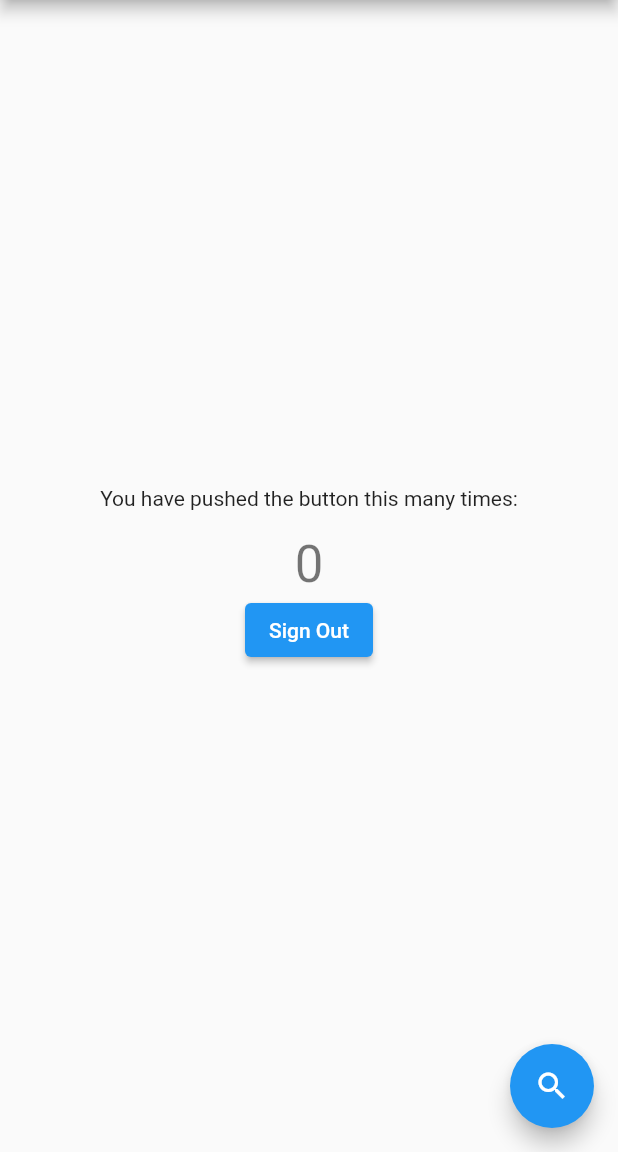
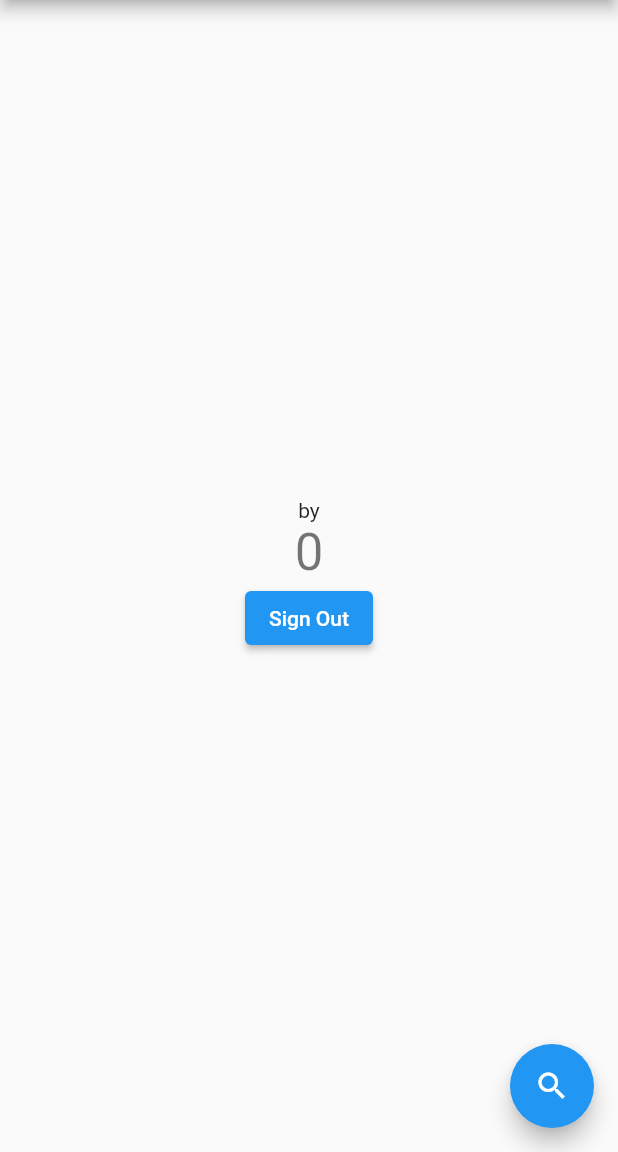
Before and after one commit to robin-jr/Spotify-Lyric-Finder, a Flutter app: the screen it shows once a user with an empty profile is signed in, after a tap on the "search" icon, on a phone screen of 412 x 824 dp, the part 84-1236 px from its top. Run offline on Flutter 3.47's test engine with Material 2 defaults, Android fonts, the light colour scheme and no system bars; our stand-ins replace firebase_auth, firebase_core, fluttertoast, webview_flutter; missing offline and left inert: oauth2, spotify_sdk, uni_links2; accounts and stored records are empty; network calls fail; statements that could not run were skipped.

Commit message:
got lyrics :)

```diff
--- a/lib/genius.dart
+++ b/lib/genius.dart
@@ -1,14 +1,13 @@
 import 'dart:async';
 import 'dart:convert';
-import 'dart:developer';
 import 'dart:io';
 import 'package:flutter/cupertino.dart';
 import 'package:oauth2/oauth2.dart' as oauth2;
 import 'package:path_provider/path_provider.dart';
-import 'package:provider/provider.dart';
-import 'package:spotify_lyric_finder/screens/webpage.dart';
 import 'package:uni_links2/uni_links.dart';
 import 'package:url_launcher/url_launcher.dart';
+import 'package:html/parser.dart' show parse;
+import 'package:http/http.dart' as http;
 
 final String GENIUS_CLIENT_ID =
     "oBLcEA_3qg0sRcx6EEz1HIfUeDBGqdl9YazXNSbZuh3vAeMxpHSGsH1QGLi0KWw5";
@@ -21,7 +20,7 @@ final tokenEndpoint = Uri.parse('https://api.genius.com/oauth/token');
 final identifier = GENIUS_CLIENT_ID;
 final secret = GENIUS_CLIENT_SECRET;
 final redirectUrl = Uri.parse(GENIUS_REDIRECT_URL);
-late File credentialsFile; //TODO
+late File credentialsFile;
 var responseUrl;
 
 Future<oauth2.Client> createClient(BuildContext context) async {
@@ -38,11 +37,7 @@ Future<oauth2.Client> createClient(BuildContext context) async {
 
   await launch(authorizationUrl.toString());
   await initUniLinks(grant, context);
-  void funFunction(args) {
-    print("hello");
-  }
 
-  print("responseUrl is --> $responseUrl");
   return await grant.handleAuthorizationResponse(responseUrl.queryParameters);
 }
 
@@ -62,30 +57,30 @@ Future<void> initUniLinks(
     var client =
         await grant.handleAuthorizationResponse(responseUrl.queryParameters);
     await credentialsFile.writeAsString(client.credentials.toJson());
-    String query = "Hello Adelle";
-    String res =
-        await client.read(Uri.parse('http://api.genius.com/search?q=$query'));
-    // print("Result is --> $res");
-    print("below is the result");
-    log(res);
     _sub.cancel();
   });
-  print("outside uni");
-  print("sub:  ${_sub}");
-
-  // NOTE: Don't forget to call _sub.cancel() in dispose()
 }
 
 Future<String> getLyrics(String query, BuildContext context) async {
   var dir = await getApplicationDocumentsDirectory();
   var path = dir.path;
+
   credentialsFile = File('$path/credentials.json');
   var client = await createClient(context);
   String res =
       await client.read(Uri.parse('http://api.genius.com/search?q=$query'));
 
-  print("The really long lyrics");
-  log(res);
+  var parsedRes = jsonDecode(res);
+  String lyricsUrl = parsedRes['response']['hits'][0]['result']['url'];
+
+  final response = await http.get(Uri.parse(lyricsUrl));
+  var document = parse(response.body);
+  var lyricsElement = document.getElementsByClassName("lyrics");
+  String lyrics = '';
+  lyricsElement.forEach((element) {
+    lyrics += element.text;
+  });
+
   await credentialsFile.writeAsString(client.credentials.toJson());
-  return res;
+  return lyrics;
 }
--- a/lib/main.dart
+++ b/lib/main.dart
@@ -1,11 +1,7 @@
-import 'dart:convert';
-import 'dart:io';
-
 import 'package:firebase_auth/firebase_auth.dart';
 import 'package:firebase_core/firebase_core.dart';
 import 'package:flutter/material.dart';
 import 'package:fluttertoast/fluttertoast.dart';
-import 'package:path_provider/path_provider.dart';
 import 'package:provider/provider.dart';
 import 'package:spotify_lyric_finder/genius.dart';
 import 'package:spotify_lyric_finder/screens/signIn_page.dart';
@@ -41,7 +37,7 @@ class MyApp extends StatelessWidget {
         ),
       ],
       child: MaterialApp(
-        title: 'Flutter Demo',
+        title: 'Spotify Lyric Finder Title',
         theme: ThemeData(
           primarySwatch: Colors.blue,
         ),
@@ -85,13 +81,15 @@ class _MyHomePageState extends State<MyHomePage> {
   @override
   void initState() {
     super.initState();
-    // connectToSpotify();
+    connectToSpotify();
   }
 
   void connectToSpotify() async {
     try {
       bool isConnected = await SpotifySdk.connectToSpotifyRemote(
-          clientId: SPOTIFY_CLIENT_ID, redirectUrl: SPOTIFY_REDIRECT_URL);
+          clientId: SPOTIFY_CLIENT_ID,
+          redirectUrl: SPOTIFY_REDIRECT_URL,
+          scope: 'user-read-currently-playing');
       if (isConnected) {
         Fluttertoast.showToast(msg: "Connected to Spotify");
         print("Connected to spotify");
@@ -105,19 +103,25 @@ class _MyHomePageState extends State<MyHomePage> {
   }
 
   void _getCurrentSong() async {
-    // var state = await SpotifySdk.getPlayerState();
-    // var song = state!.track!.name;
-    // var artist = state.track!.artist.name;
+    var state = await SpotifySdk.getPlayerState();
+    var song = state!.track!.name;
+    var artist = state.track!.artist.name;
+    String query = song + " " + artist;
+    setState(() {
+      currentSong = song + " by " + artist;
+    });
     try {
-      var lyrics = await getLyrics('Hello Adelle', context);
+      print("query--> $query");
+      var lyrics = await getLyrics(query, context);
+      print("from home--> $lyrics");
       print(lyrics);
+      setState(() {
+        currentSong = lyrics;
+      });
     } catch (e) {
       print("Error happened fetching lyrics --> $e");
     }
-    // print("Spotify Song is: $song");
-    // setState(() {
-    //   currentSong = song;
-    // });
+    print("Spotify Song is: $song");
   }
 
   @override
@@ -131,7 +135,7 @@ class _MyHomePageState extends State<MyHomePage> {
           mainAxisAlignment: MainAxisAlignment.center,
           children: <Widget>[
             Text(
-              'You have pushed the button this many times:\n$currentSong',
+              '$currentSong',
             ),
             Text(
               '$_counter',
@@ -147,17 +151,17 @@ class _MyHomePageState extends State<MyHomePage> {
         ),
       ),
       floatingActionButton: FloatingActionButton(
-        // onPressed: () => {_getCurrentSong()},
         onPressed: () async {
           try {
-            // print("{'a':1}".substring(1, 7).runtimeType);
+            _getCurrentSong();
+            print("pressed");
           } catch (e) {
             print("Exception --> $e");
           }
         },
         tooltip: 'Search Lyrics',
         child: Icon(Icons.search),
-      ), // This trailing comma makes auto-formatting nicer for build methods.
+      ),
     );
   }
 }
```
